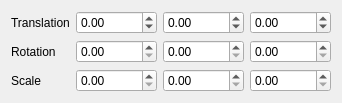
Before: the Qt Designer form Project2/ui/transformwidget.ui in jesusdz/AGP, drawn with Qt 5.
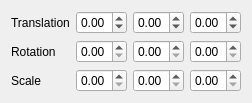
After: the same form once the commit is applied.

```diff
--- a/Project2/ui/transformwidget.ui
+++ b/Project2/ui/transformwidget.ui
@@ -6,7 +6,7 @@
    <rect>
     <x>0</x>
     <y>0</y>
-    <width>248</width>
+    <width>252</width>
     <height>96</height>
    </rect>
   </property>
@@ -20,6 +20,9 @@
    <string>Transform</string>
   </property>
   <layout class="QGridLayout" name="gridLayout">
+   <property name="sizeConstraint">
+    <enum>QLayout::SetMinimumSize</enum>
+   </property>
    <item row="0" column="0">
     <widget class="QLabel" name="label">
      <property name="text">
@@ -30,7 +33,7 @@
    <item row="0" column="1">
     <widget class="QDoubleSpinBox" name="spinTx">
      <property name="sizePolicy">
-      <sizepolicy hsizetype="Preferred" vsizetype="Fixed">
+      <sizepolicy hsizetype="Ignored" vsizetype="Fixed">
        <horstretch>0</horstretch>
        <verstretch>0</verstretch>
       </sizepolicy>
@@ -52,7 +55,7 @@
    <item row="0" column="2">
     <widget class="QDoubleSpinBox" name="spinTy">
      <property name="sizePolicy">
-      <sizepolicy hsizetype="Preferred" vsizetype="Fixed">
+      <sizepolicy hsizetype="Ignored" vsizetype="Fixed">
        <horstretch>0</horstretch>
        <verstretch>0</verstretch>
       </sizepolicy>
@@ -74,7 +77,7 @@
    <item row="0" column="3">
     <widget class="QDoubleSpinBox" name="spinTz">
      <property name="sizePolicy">
-      <sizepolicy hsizetype="Preferred" vsizetype="Fixed">
+      <sizepolicy hsizetype="Ignored" vsizetype="Fixed">
        <horstretch>0</horstretch>
        <verstretch>0</verstretch>
       </sizepolicy>
@@ -97,7 +100,7 @@
    <item row="1" column="1">
     <widget class="QDoubleSpinBox" name="spinRx">
      <property name="sizePolicy">
-      <sizepolicy hsizetype="Preferred" vsizetype="Fixed">
+      <sizepolicy hsizetype="Ignored" vsizetype="Fixed">
        <horstretch>0</horstretch>
        <verstretch>0</verstretch>
       </sizepolicy>
@@ -116,7 +119,7 @@
    <item row="1" column="2">
     <widget class="QDoubleSpinBox" name="spinRy">
      <property name="sizePolicy">
-      <sizepolicy hsizetype="Preferred" vsizetype="Fixed">
+      <sizepolicy hsizetype="Ignored" vsizetype="Fixed">
        <horstretch>0</horstretch>
        <verstretch>0</verstretch>
       </sizepolicy>
@@ -135,7 +138,7 @@
    <item row="1" column="3">
     <widget class="QDoubleSpinBox" name="spinRz">
      <property name="sizePolicy">
-      <sizepolicy hsizetype="Preferred" vsizetype="Fixed">
+      <sizepolicy hsizetype="Ignored" vsizetype="Fixed">
        <horstretch>0</horstretch>
        <verstretch>0</verstretch>
       </sizepolicy>
@@ -155,7 +158,7 @@
    <item row="2" column="1">
     <widget class="QDoubleSpinBox" name="spinSx">
      <property name="sizePolicy">
-      <sizepolicy hsizetype="Preferred" vsizetype="Fixed">
+      <sizepolicy hsizetype="Ignored" vsizetype="Fixed">
        <horstretch>0</horstretch>
        <verstretch>0</verstretch>
       </sizepolicy>
@@ -177,7 +180,7 @@
    <item row="2" column="2">
     <widget class="QDoubleSpinBox" name="spinSy">
      <property name="sizePolicy">
-      <sizepolicy hsizetype="Preferred" vsizetype="Fixed">
+      <sizepolicy hsizetype="Ignored" vsizetype="Fixed">
        <horstretch>0</horstretch>
        <verstretch>0</verstretch>
       </sizepolicy>
@@ -199,7 +202,7 @@
    <item row="2" column="3">
     <widget class="QDoubleSpinBox" name="spinSz">
      <property name="sizePolicy">
-      <sizepolicy hsizetype="Preferred" vsizetype="Fixed">
+      <sizepolicy hsizetype="Ignored" vsizetype="Fixed">
        <horstretch>0</horstretch>
        <verstretch>0</verstretch>
       </sizepolicy>
```
